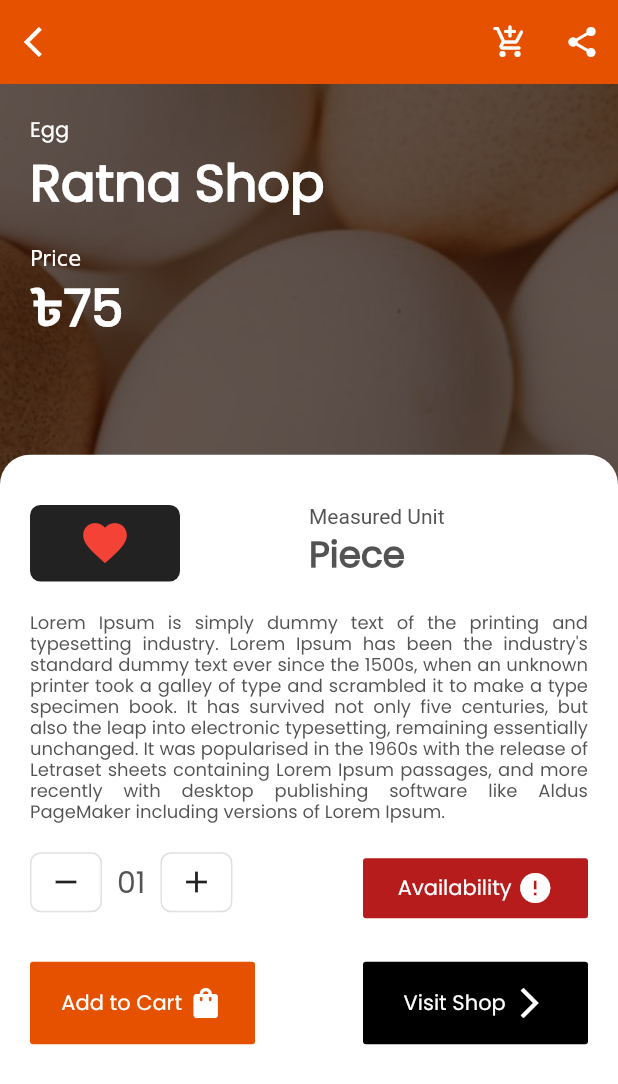
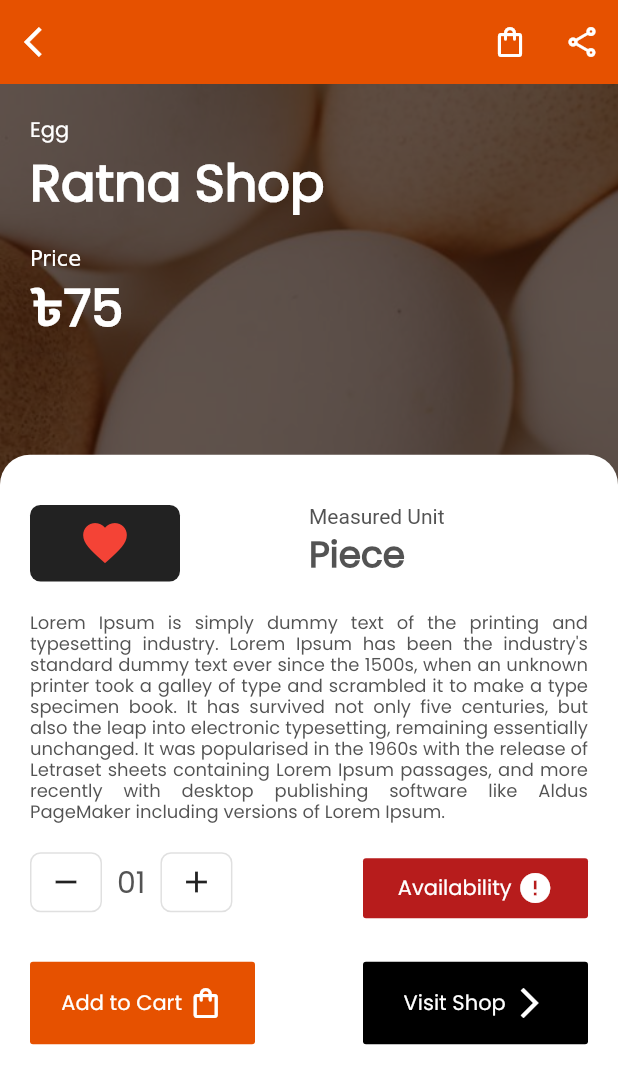
Before and after one commit to tamzid958/kenakata, a Flutter app: the screen it shows after launch, after a tap on "Egg", on a phone screen of 412 x 824 dp. Shown: the top 1084 px of the screen. Run offline on Flutter 3.47's test engine with Material 2 defaults, Android fonts, the phone set to English and light mode, and no system bars; our stand-ins replace flutter_svg.

Commit message:
icon outlined

```diff
--- a/lib/screens/home/home.dart
+++ b/lib/screens/home/home.dart
@@ -30,17 +30,17 @@ AppBar buildAppBar() {
     ),
     actions: <Widget>[
       IconButton(
-        icon: Icon(Icons.notifications_rounded),
+        icon: Icon(Icons.notifications_outlined),
         color: Colors.black87,
         onPressed: () {},
       ),
       IconButton(
-        icon: Icon(Icons.add_shopping_cart_rounded),
+        icon: Icon(Icons.shopping_bag_outlined),
         color: Colors.black87,
         onPressed: () {},
       ),
       IconButton(
-        icon: Icon(Icons.person),
+        icon: Icon(Icons.person_outline_rounded),
         color: Colors.black87,
         onPressed: () {},
       )
--- a/lib/screens/itemdetails/components/add_to_cart_and_visit_shop.dart
+++ b/lib/screens/itemdetails/components/add_to_cart_and_visit_shop.dart
@@ -20,7 +20,7 @@ class AddToCart extends StatelessWidget {
               // Replace with a Row for horizontal icon + text
               children: <Widget>[
                 Text("Add to Cart "),
-                Icon(Icons.shopping_bag),
+                Icon(Icons.shopping_bag_outlined),
               ],
             ),
           ),
--- a/lib/screens/itemdetails/details_screen.dart
+++ b/lib/screens/itemdetails/details_screen.dart
@@ -26,11 +26,11 @@ class DetailsScreen extends StatelessWidget {
       ),
       actions: <Widget>[
         IconButton(
-          icon: Icon(Icons.add_shopping_cart_rounded),
+          icon: Icon(Icons.shopping_bag_outlined),
           onPressed: () {},
         ),
         IconButton(
-          icon: Icon(Icons.share),
+          icon: Icon(Icons.share_outlined),
           onPressed: () {},
         )
       ],
```
